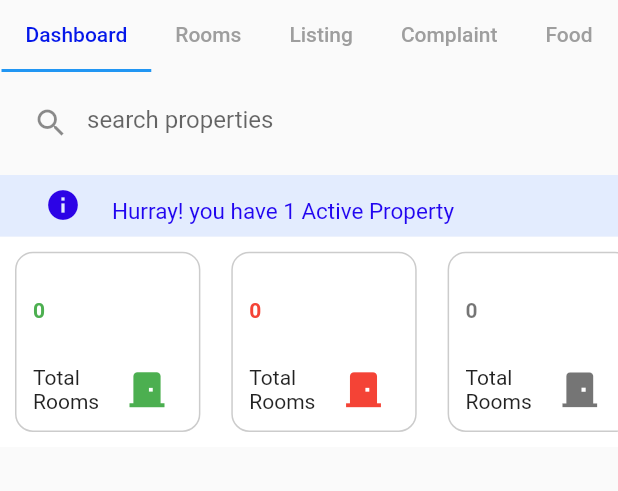
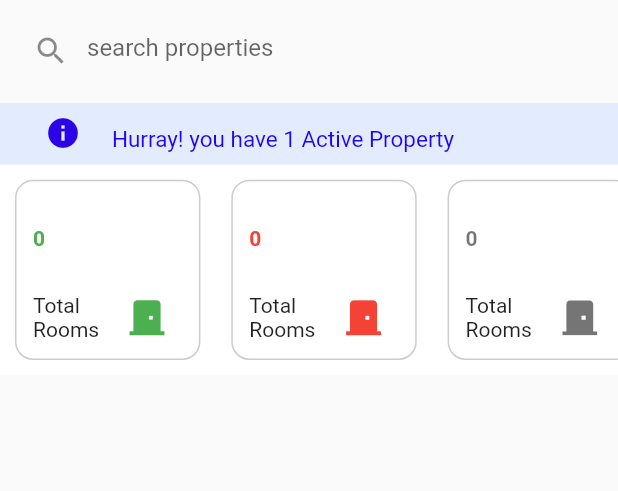
Before and after one commit to mrudulmohan007/Rent-ok-property-app, a Flutter app: the ScreenProperty screen opened directly, on a phone screen of 412 x 824 dp, the part 84-575 px from its top. Run offline on Flutter 3.47's test engine with Material 2 defaults, Android fonts, the phone set to English and light mode, and no system bars.

Commit message:
removed tabbar

```diff
--- a/lib/screens/property/screen/screenproperty.dart
+++ b/lib/screens/property/screen/screenproperty.dart
@@ -1,25 +1,7 @@
 import 'package:flutter/material.dart';
 import 'package:rental_ok_app/screens/property/Tabs/dashboardscreen.dart';
-import 'package:rental_ok_app/screens/property/Tabs/roomsscreen.dart';
-import 'package:rental_ok_app/screens/property/Tabs/listingscreen.dart';
-import 'package:rental_ok_app/screens/property/Tabs/complaintscreen.dart';
-import 'package:rental_ok_app/screens/property/Tabs/foodscreen.dart';
 
-class ScreenProperty extends StatefulWidget {
-  const ScreenProperty({super.key});
-
-  @override
-  State<ScreenProperty> createState() => _ScreenPropertyState();
-}
-
-class _ScreenPropertyState extends State<ScreenProperty>
-    with SingleTickerProviderStateMixin {
-  TabController? _tabController;
-  @override
-  void initState() {
-    _tabController = TabController(length: 5, vsync: this);
-  }
-
+class ScreenProperty extends StatelessWidget {
   @override
   Widget build(BuildContext context) {
     return Scaffold(
@@ -50,40 +32,7 @@ class _ScreenPropertyState extends State<ScreenProperty>
         ),
       ),
       body: SafeArea(
-        child: Column(
-          children: [
-            SingleChildScrollView(
-              scrollDirection: Axis.horizontal,
-              child: TabBar(
-                controller: _tabController,
-                isScrollable: true, // Set to true for scrollable tabs
-                unselectedLabelColor: Colors.grey,
-                labelColor: Color.fromARGB(255, 4, 23, 233),
-                tabs: [
-                  Tab(
-                    text: 'Dashboard',
-                  ),
-                  Tab(text: 'Rooms'),
-                  Tab(text: 'Listing'),
-                  Tab(text: 'Complaint'),
-                  Tab(text: 'Food'),
-                ],
-              ),
-            ),
-            Expanded(
-              child: TabBarView(
-                controller: _tabController,
-                children: [
-                  DashboardTab(),
-                  RoomsTab(),
-                  ListingTab(),
-                  ComplaintTab(),
-                  FoodTab(),
-                ],
-              ),
-            ),
-          ],
-        ),
+        child: DashboardTab(),
       ),
     );
   }
```
Also changed, not shown: lib/screens/property/Tabs/complaintscreen.dart (deleted, +0 -10 lines), lib/screens/property/Tabs/foodscreen.dart (deleted, +0 -10 lines), lib/screens/property/Tabs/listingscreen.dart (deleted, +0 -10 lines), lib/screens/property/Tabs/roomsscreen.dart (deleted, +0 -10 lines).
